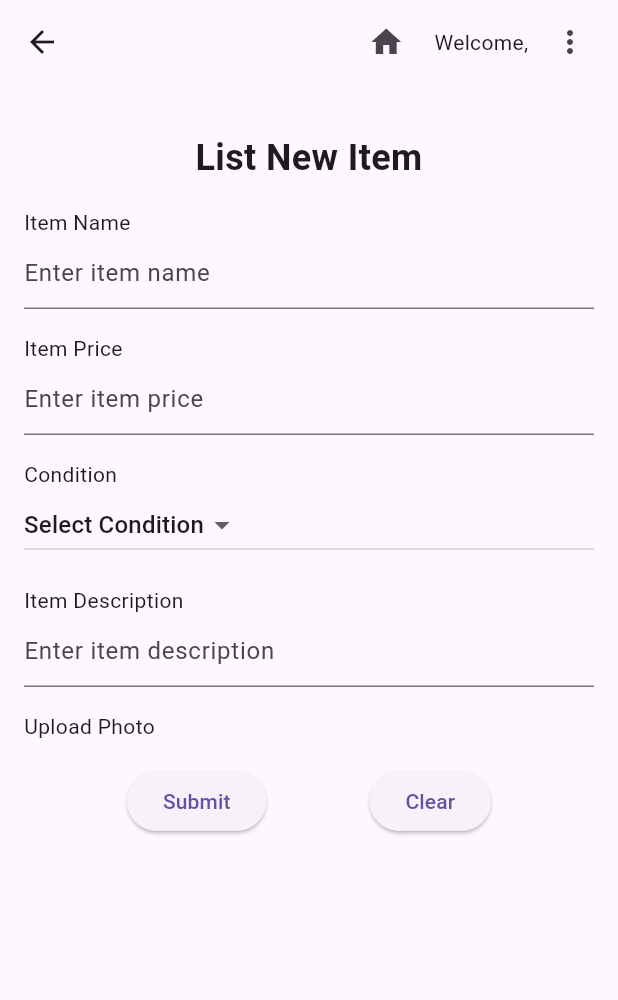
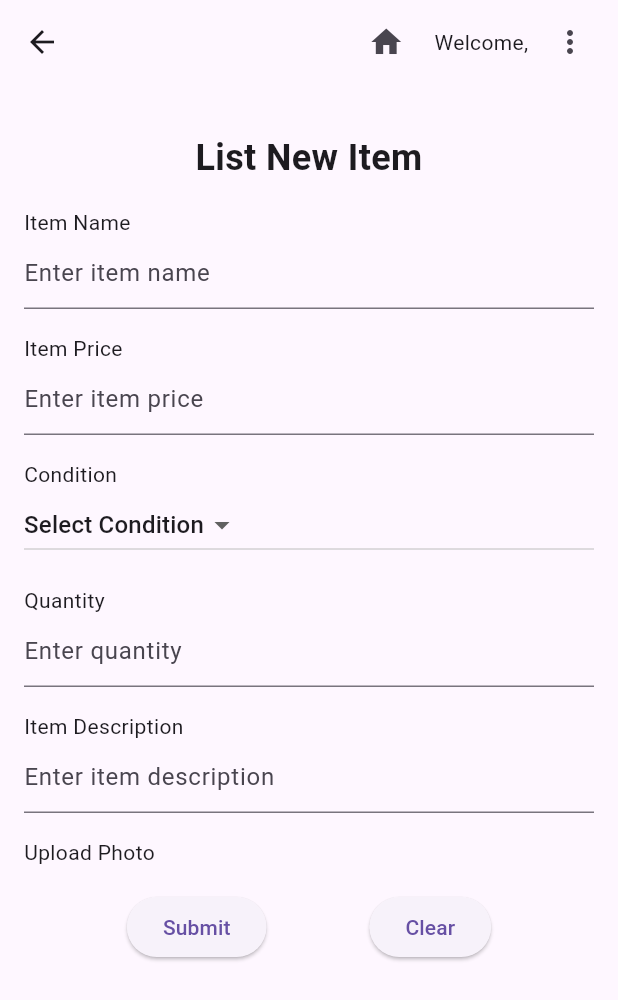
Before and after one commit to kingsley-aaron/MyCampusMarketplace_FrontEnd, a Flutter app: the ListItemPage screen opened directly with empty values, on a phone screen of 412 x 824 dp. Shown: the top 1000 px of the screen. Run offline on Flutter 3.47's test engine with Material 3 defaults, Android fonts, the phone set to English and light mode, and no system bars; our stand-ins replace font_awesome_flutter.

Commit message:
Quantity field added to listItem.dart file. Fixed small bug with overlayColor.

```diff
--- a/my_campus_marketplace_front_end/lib/Views/listItem.dart
+++ b/my_campus_marketplace_front_end/lib/Views/listItem.dart
@@ -18,6 +18,7 @@ class _ListItemPageState extends State<ListItemPage> {
   final TextEditingController _itemPriceController = TextEditingController();
   final TextEditingController _itemDescriptionController =
       TextEditingController();
+  final TextEditingController _quantityController = TextEditingController();
 
   @override
   void dispose() {
@@ -140,6 +141,15 @@ class _ListItemPageState extends State<ListItemPage> {
               ],
             ),
             SizedBox(height: 16.0),
+            Text('Quantity'), // New field: Quantity
+            TextFormField(
+              controller: _quantityController,
+              keyboardType: TextInputType.number,
+              decoration: InputDecoration(
+                hintText: 'Enter quantity',
+              ),
+            ),
+            SizedBox(height: 16.0),
             Text('Item Description'),
             TextField(
               controller: _itemDescriptionController,
@@ -167,6 +177,7 @@ class _ListItemPageState extends State<ListItemPage> {
                     _itemNameController.clear();
                     _itemPriceController.clear();
                     _itemDescriptionController.clear();
+                    _quantityController.clear(); // Clear quantity controller
                     setState(() {
                       _selectedConditionIndex = 0;
                     });
--- a/my_campus_marketplace_front_end/lib/Views/loginview.dart
+++ b/my_campus_marketplace_front_end/lib/Views/loginview.dart
@@ -245,7 +245,7 @@ class _LoginSignupPageState extends State<LoginSignupPage> {
                     _isLogin = !_isLogin;
                   });
                 },
-                style: TextButton.styleFrom(
+                style: ButtonStyle(
                   overlayColor: MaterialStateColor.resolveWith(
                     (states) => Color.fromARGB(219, 208, 138, 116),
                   ),
```
Also changed, not shown: my_campus_marketplace_front_end/pubspec.lock.
